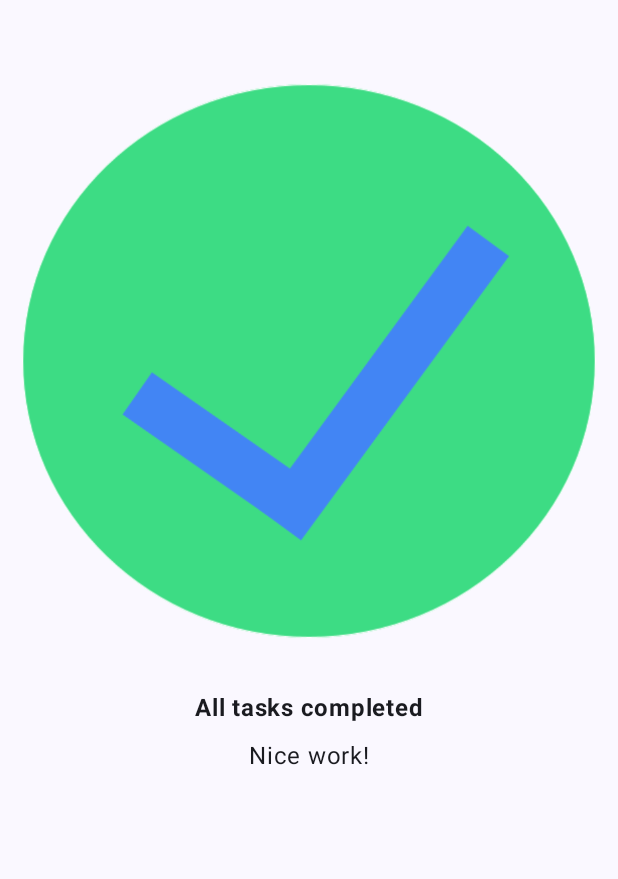
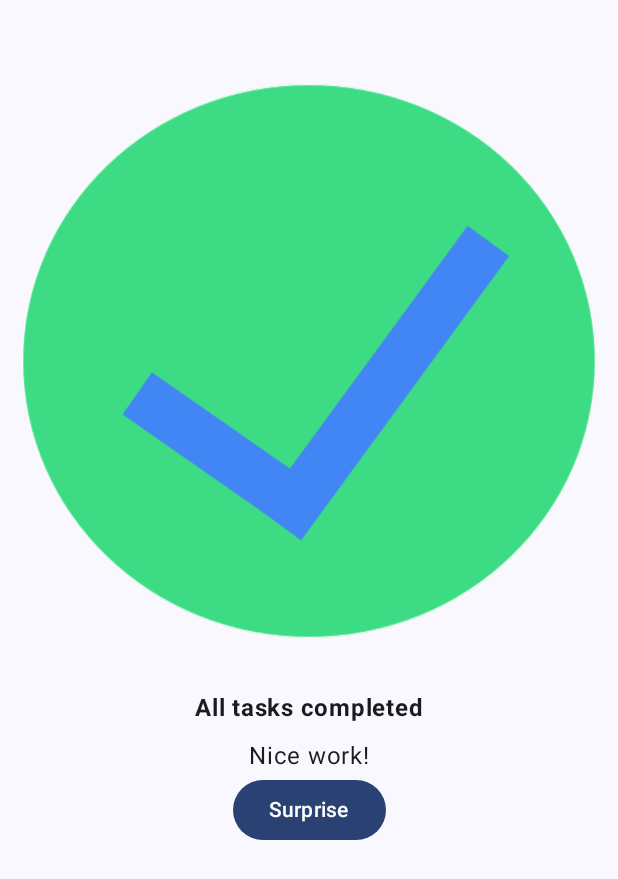
Before and after one commit to Killercavin/AndroidIntroApp, an Android app built with Jetpack Compose: the screen it shows after launch (MainActivity), on a phone screen of 412 x 824 dp. Shown: the top 879 px of the screen. Run offline under Robolectric (Android 15) with nearby library versions, the phone set to English and light mode, and no system bars.

Commit message:
Added a button

```diff
--- a/app/src/main/java/com/example/androidintroapp/MainActivity.kt
+++ b/app/src/main/java/com/example/androidintroapp/MainActivity.kt
@@ -9,10 +9,15 @@ import androidx.compose.foundation.layout.Column
 import androidx.compose.foundation.layout.fillMaxSize
 import androidx.compose.foundation.layout.fillMaxWidth
 import androidx.compose.foundation.layout.padding
+import androidx.compose.material3.Button
 import androidx.compose.material3.MaterialTheme
 import androidx.compose.material3.Surface
 import androidx.compose.material3.Text
 import androidx.compose.runtime.Composable
+import androidx.compose.runtime.getValue
+import androidx.compose.runtime.mutableStateOf
+import androidx.compose.runtime.remember
+import androidx.compose.runtime.setValue
 import androidx.compose.ui.Alignment
 import androidx.compose.ui.Modifier
 import androidx.compose.ui.graphics.painter.Painter
@@ -63,6 +68,7 @@ fun TaskCard(
             .fillMaxWidth(),
         horizontalAlignment = Alignment.CenterHorizontally
     ) {
+        var surpriseWord by remember { mutableStateOf("Surprise") }
         Image(
             painter = imagePainter,
             contentDescription = null,
@@ -92,6 +98,12 @@ fun TaskCard(
                     end = 16.dp
                 )
         )
+
+        Button(
+            onClick = { surpriseWord = "Surprise!" }
+        ) {
+            Text(text = surpriseWord)
+        }
     }
 }
 
```
